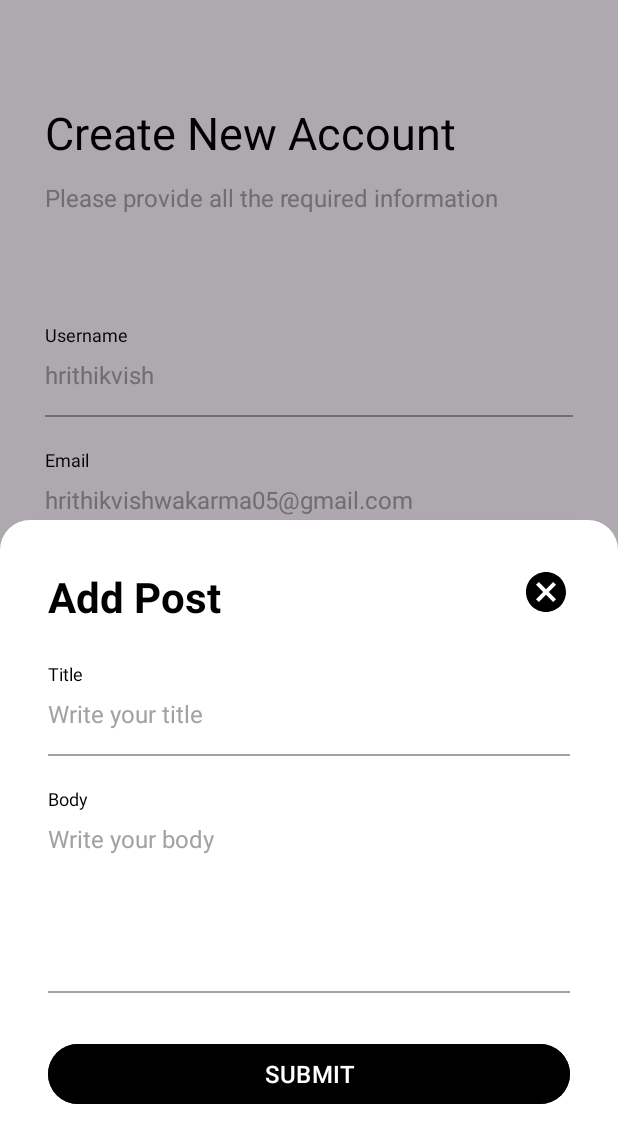
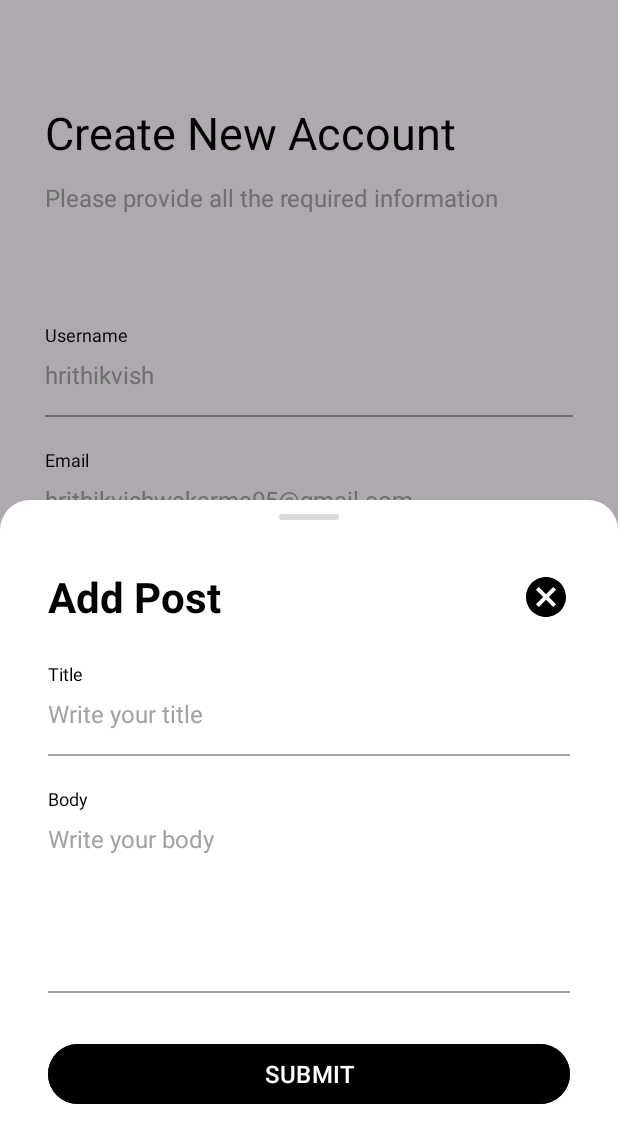
Before and after one commit to hrithikvish/Learning-MVVM-Posts-App, an Android app: the fragment AddPostBottomSheetDialogFragment placed in its activity, after a tap on "SUBMIT", on a phone screen of 412 x 824 dp. Shown: the top 1143 px of the screen. Run offline under Robolectric (Android 15) with nearby library versions, the phone set to English and light mode, and no system bars; our stand-ins replace Dagger/Hilt's generated code; network calls fail; 3 statements that could not run were skipped.

Commit message:
completed Create Post Bottom Sheet

```diff
--- a/app/src/main/java/com/hrithikvish/mvvmpostsapp/AddPostBottomSheetDialogFragment.kt
+++ b/app/src/main/java/com/hrithikvish/mvvmpostsapp/AddPostBottomSheetDialogFragment.kt
@@ -1,26 +1,31 @@
 package com.hrithikvish.mvvmpostsapp
 
+import android.annotation.SuppressLint
 import android.os.Bundle
 import android.view.LayoutInflater
 import android.view.View
 import android.view.ViewGroup
+import android.widget.Toast
 import androidx.fragment.app.viewModels
-import androidx.lifecycle.ViewModelProvider
 import com.google.android.material.R
 import com.google.android.material.bottomsheet.BottomSheetBehavior
 import com.google.android.material.bottomsheet.BottomSheetDialog
 import com.google.android.material.bottomsheet.BottomSheetDialogFragment
 import com.hrithikvish.mvvmpostsapp.databinding.FragmentAddPostBottomSheetDialogBinding
 import com.hrithikvish.mvvmpostsapp.model.postModel.PostRequest
+import com.hrithikvish.mvvmpostsapp.util.NetworkResult
 import com.hrithikvish.mvvmpostsapp.util.UserIdManager
 import com.hrithikvish.mvvmpostsapp.viewmodel.PostViewModel
+import dagger.hilt.android.AndroidEntryPoint
 import javax.inject.Inject
 
+@SuppressLint("SetTextI18n")
+@AndroidEntryPoint
 class AddPostBottomSheetDialogFragment: BottomSheetDialogFragment() {
 
     private var _binding: FragmentAddPostBottomSheetDialogBinding? = null
     private val binding get() = _binding!!
-    private lateinit var postViewModel: PostViewModel
+    private val postViewModel by viewModels<PostViewModel>()
 
     @Inject
     lateinit var userIdManager: UserIdManager
@@ -29,7 +34,7 @@ class AddPostBottomSheetDialogFragment: BottomSheetDialogFragment() {
         inflater: LayoutInflater,
         container: ViewGroup?,
         savedInstanceState: Bundle?
-    ): View? {
+    ): View {
         _binding = FragmentAddPostBottomSheetDialogBinding.inflate(inflater, container, false)
         return binding.root
     }
@@ -40,12 +45,24 @@ class AddPostBottomSheetDialogFragment: BottomSheetDialogFragment() {
         setTransparentBackground()
         setWidthHeight()
         setFullHeight()
-        initViewModel()
         setClickListeners()
+        bindObservers()
     }
 
-    private fun initViewModel() {
-        postViewModel = ViewModelProvider(requireActivity())[PostViewModel::class.java]
+    private fun bindObservers() {
+        postViewModel.addPostResponseLiveData.observe(viewLifecycleOwner) { networkResult ->
+            when(networkResult) {
+                is NetworkResult.Success -> {
+                    Toast.makeText(requireContext(), "Post added successfully", Toast.LENGTH_SHORT).show()
+                    binding.responseTvHead.text = "Create Response:"
+                    binding.responseTv.text = networkResult.data.toString()
+                }
+                is NetworkResult.Error -> {
+                    Toast.makeText(requireContext(), networkResult.message, Toast.LENGTH_SHORT).show()
+                }
+                is NetworkResult.Loading -> { }
+            }
+        }
     }
 
     private fun setClickListeners() {
--- a/app/src/main/java/com/hrithikvish/mvvmpostsapp/PostFragment.kt
+++ b/app/src/main/java/com/hrithikvish/mvvmpostsapp/PostFragment.kt
@@ -67,15 +67,11 @@ class PostFragment : Fragment() {
     }
 
     private fun bindObservers() {
-        postViewModel.addUpdateDeletePostResponseLiveData.observe(viewLifecycleOwner) { networkResult ->
+        postViewModel.updateDeletePostResponseLiveData.observe(viewLifecycleOwner) { networkResult ->
             when(networkResult) {
                 is NetworkResult.Success -> {
                     val successMessage: String
                     when (networkResult.operation) {
-                        Operation.ADD_POST -> {
-                            successMessage = "Post added successfully"
-                            binding.responseTvHead.text = "Create Response:"
-                        }
                         Operation.UPDATE_POST -> {
                             successMessage = "Post updated successfully"
                             binding.responseTvHead.text = "Update Response:"
--- a/app/src/main/java/com/hrithikvish/mvvmpostsapp/repository/PostRepository.kt
+++ b/app/src/main/java/com/hrithikvish/mvvmpostsapp/repository/PostRepository.kt
@@ -21,8 +21,11 @@ class PostRepository @Inject constructor(
     private var _getPostsResponseLiveData = MutableLiveData<NetworkResult<PostResponse>>()
     val getPostsResponseLiveData: LiveData<NetworkResult<PostResponse>> get() = _getPostsResponseLiveData
 
-    private var _addUpdateDeletePostResponseLiveData = MutableLiveData<NetworkResult<Post>>()
-    val addUpdateDeletePostResponseLiveData: LiveData<NetworkResult<Post>> get() = _addUpdateDeletePostResponseLiveData
+    private var _updateDeletePostResponseLiveData = MutableLiveData<NetworkResult<Post>>()
+    val updateDeletePostResponseLiveData: LiveData<NetworkResult<Post>> get() = _updateDeletePostResponseLiveData
+
+    private var _addPostResponseLiveData = MutableLiveData<NetworkResult<Post>>()
+    val addPostResponseLiveData: LiveData<NetworkResult<Post>> get() = _addPostResponseLiveData
 
     suspend fun getPosts(limit: Int, skip: Int) {
         if(_getPostsResponseLiveData.value?.data == null) {
@@ -33,24 +36,24 @@ class PostRepository @Inject constructor(
     }
 
     suspend fun addPost(postRequest: PostRequest) {
-        _addUpdateDeletePostResponseLiveData.postValue(NetworkResult.Loading())
+        _addPostResponseLiveData.postValue(NetworkResult.Loading())
         val response = postsApi.addPost(postRequest)
         Log.d(Constants.TAG, "addPost: ${response.body()}")
-        NetworkResultHelper.handleResponse(_addUpdateDeletePostResponseLiveData, response, Operation.ADD_POST)
+        NetworkResultHelper.handleResponse(_addPostResponseLiveData, response)
     }
 
     suspend fun updatePost(postUpdateRequest: PostUpdateRequest, postId: Int) {
-        _addUpdateDeletePostResponseLiveData.postValue(NetworkResult.Loading())
+        _updateDeletePostResponseLiveData.postValue(NetworkResult.Loading())
         val response = postsApi.updatePost(postId, postUpdateRequest)
         Log.d(Constants.TAG, "updatePost: ${response.body()}")
-        NetworkResultHelper.handleResponse(_addUpdateDeletePostResponseLiveData, response, Operation.UPDATE_POST)
+        NetworkResultHelper.handleResponse(_updateDeletePostResponseLiveData, response, Operation.UPDATE_POST)
     }
 
     suspend fun deletePost(postId: Int) {
-        _addUpdateDeletePostResponseLiveData.postValue(NetworkResult.Loading())
+        _updateDeletePostResponseLiveData.postValue(NetworkResult.Loading())
         val response = postsApi.deletePost(postId)
         Log.d(Constants.TAG, "deletePost: ${response.body()}")
-        NetworkResultHelper.handleResponse(_addUpdateDeletePostResponseLiveData, response, Operation.DELETE_POST)
+        NetworkResultHelper.handleResponse(_updateDeletePostResponseLiveData, response, Operation.DELETE_POST)
     }
 
 }
--- a/app/src/main/java/com/hrithikvish/mvvmpostsapp/util/NetworkResult.kt
+++ b/app/src/main/java/com/hrithikvish/mvvmpostsapp/util/NetworkResult.kt
@@ -25,5 +25,5 @@ sealed class NetworkResult<T>(
 }
 
 enum class Operation {
-    ADD_POST, UPDATE_POST, DELETE_POST
+    UPDATE_POST, DELETE_POST
 }
--- a/app/src/main/java/com/hrithikvish/mvvmpostsapp/viewmodel/PostViewModel.kt
+++ b/app/src/main/java/com/hrithikvish/mvvmpostsapp/viewmodel/PostViewModel.kt
@@ -20,8 +20,10 @@ class PostViewModel @Inject constructor(
 
     val postResponseResponseLiveData: LiveData<NetworkResult<PostResponse>>
         get() = postRepository.getPostsResponseLiveData
-    val addUpdateDeletePostResponseLiveData: LiveData<NetworkResult<Post>>
-        get() = postRepository.addUpdateDeletePostResponseLiveData
+    val updateDeletePostResponseLiveData: LiveData<NetworkResult<Post>>
+        get() = postRepository.updateDeletePostResponseLiveData
+    val addPostResponseLiveData: LiveData<NetworkResult<Post>>
+        get() = postRepository.addPostResponseLiveData
 
     fun getPosts(
         limit: Int = 30,
--- /dev/null
+++ b/app/src/main/res/drawable/bg_ios_tap_element.xml
@@ -0,0 +1,10 @@
+<?xml version="1.0" encoding="utf-8"?>
+<shape xmlns:android="http://schemas.android.com/apk/res/android"
+    android:shape="rectangle">
+    <solid android:color="@color/shimmer_light_gray_bg" />
+    <corners
+        android:bottomLeftRadius="10dp"
+        android:bottomRightRadius="10dp"
+        android:topLeftRadius="10dp"
+        android:topRightRadius="10dp" />
+</shape>
--- a/app/src/main/res/layout/fragment_add_post_bottom_sheet_dialog.xml
+++ b/app/src/main/res/layout/fragment_add_post_bottom_sheet_dialog.xml
@@ -7,30 +7,39 @@
     android:layout_height="wrap_content"
     android:background="@drawable/rounded_top_corners_bg">
 
+    <androidx.constraintlayout.widget.ConstraintLayout
+        android:id="@+id/constraintLayoutTapper"
+        android:layout_width="40dp"
+        android:layout_height="4dp"
+        android:layout_marginTop="9dp"
+        android:background="@drawable/bg_ios_tap_element"
+        app:layout_constraintEnd_toEndOf="parent"
+        app:layout_constraintStart_toStartOf="parent"
+        app:layout_constraintTop_toTopOf="parent" />
+
     <TextView
         android:id="@+id/add_text"
         android:layout_width="match_parent"
         android:layout_height="wrap_content"
         android:layout_marginStart="32dp"
         android:layout_marginTop="32dp"
-        android:layout_marginEnd="16dp"
+        android:layout_marginEnd="32dp"
         android:text="Add Post"
         android:textColor="@color/black"
         android:textSize="28sp"
         android:textStyle="bold"
         app:layout_constraintEnd_toEndOf="parent"
         app:layout_constraintStart_toStartOf="parent"
-        app:layout_constraintTop_toTopOf="parent" />
+        app:layout_constraintTop_toBottomOf="@id/constraintLayoutTapper" />
 
     <ImageView
         android:id="@+id/btn_cancel"
         android:layout_width="32dp"
         android:layout_height="32dp"
-        android:layout_marginTop="32dp"
-        android:layout_marginRight="16dp"
         android:src="@drawable/ic_cancel"
         app:layout_constraintEnd_toEndOf="@+id/add_text"
-        app:layout_constraintTop_toTopOf="parent"
+        app:layout_constraintTop_toTopOf="@id/add_text"
+        app:layout_constraintBottom_toBottomOf="@id/add_text"
         app:tint="@color/black" />
 
     <LinearLayout
```
Also changed, not shown: app/src/main/java/com/hrithikvish/mvvmpostsapp/MainFragment.kt (+2 -5 lines).
